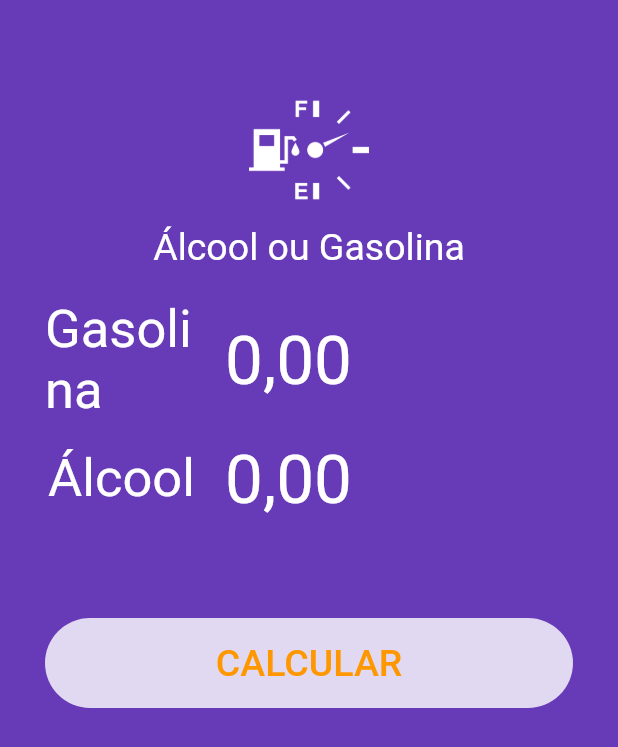
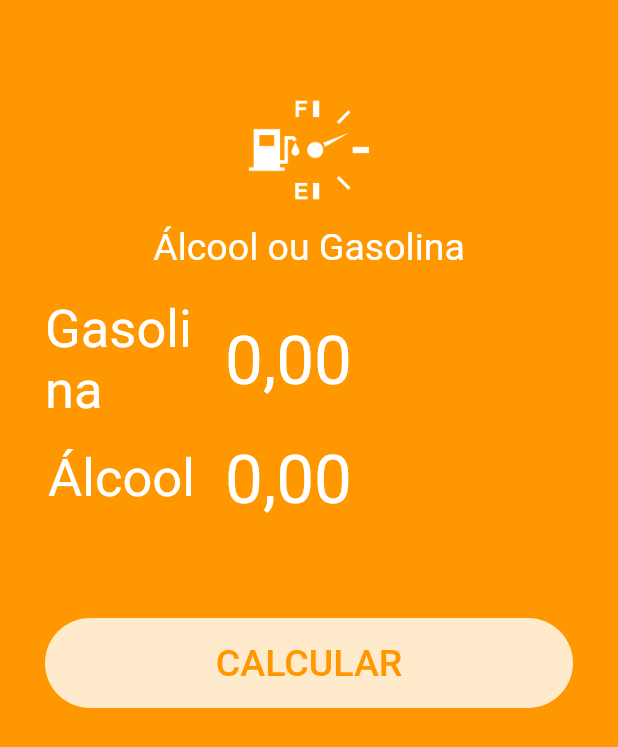
Before and after one commit to WesRocha/AOG, a Flutter app: the screen it shows after launch, on a phone screen of 412 x 824 dp. Shown: the top 747 px of the screen. Run offline on Flutter 3.47's test engine with Material 2 defaults, Android fonts, the phone set to English and light mode, and no system bars; our stand-ins replace flutter_masked_text; Roboto replaces fonts that are missing (Big Shoulders Display).

Commit message:
my third commit

```diff
--- a/lib/pages/home.page.dart
+++ b/lib/pages/home.page.dart
@@ -10,7 +10,7 @@ class HomePage extends StatefulWidget {
 }
 
 class _HomePageState extends State<HomePage> {
-  Color _color = Colors.deepPurple;
+  Color _color = Colors.orange;
   var _gasCtrl = new MoneyMaskedTextController();
   var _alcCtrl = new MoneyMaskedTextController();
   var _busy = false;
```
